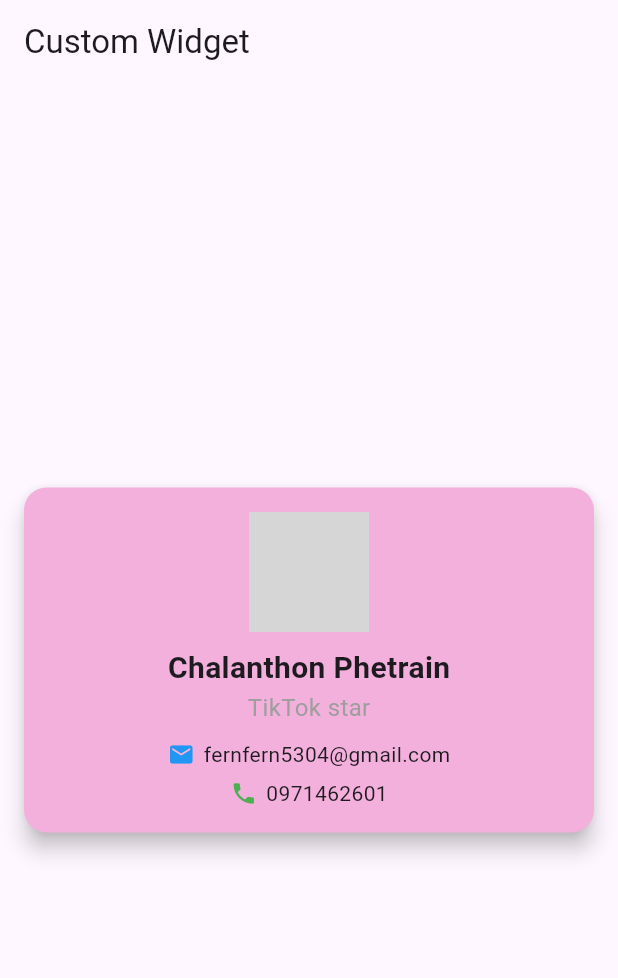
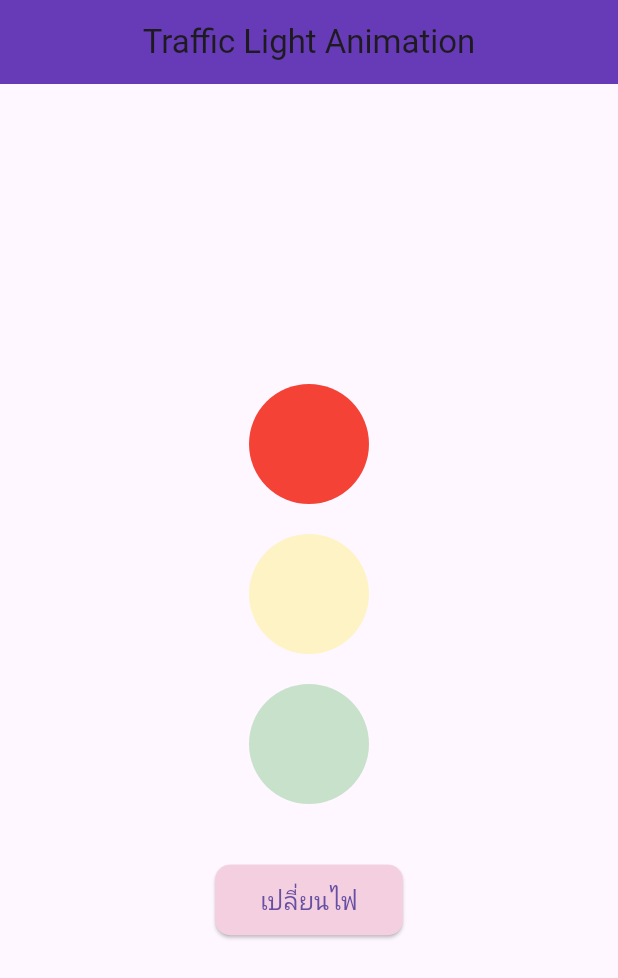
Before and after one commit to fernna2001/firstapp1, a Flutter app: the screen it shows after launch, on a phone screen of 412 x 824 dp. Shown: the top 978 px of the screen. Run offline on Flutter 3.47's test engine with Material 3 defaults, Android fonts, the light colour scheme and no system bars; grey boxes are pictures that could not be loaded.

Commit message:
traffic_light

```diff
--- a/lib/main.dart
+++ b/lib/main.dart
@@ -1,5 +1,5 @@
 import 'package:flutter/material.dart';
-import 'package:firstapp1/page/simple_custom_widget.dart';
+import 'package:firstapp1/page/traffic_light.dart';
 
 void main() {
   runApp(const MyApp());
@@ -11,8 +11,8 @@ class MyApp extends StatelessWidget {
   @override
   Widget build(BuildContext context) {
     return const MaterialApp(
+      home: TrafficLight(),
       debugShowCheckedModeBanner: false,
-      home: SimpleCustomWidget(),
     );
   }
 }
--- /dev/null
+++ b/lib/page/traffic_light.dart
@@ -0,0 +1,92 @@
+import 'package:flutter/material.dart';
+
+class TrafficLight extends StatefulWidget {
+  const TrafficLight({super.key});
+
+  @override
+  State<TrafficLight> createState() => _TrafficLightState();
+}
+
+class _TrafficLightState extends State<TrafficLight> {
+  int _currentLight = 0;
+
+  void _changeLight() {
+    setState(() {
+      _currentLight = (_currentLight + 1) % 3;
+    });
+  }
+
+  @override
+  Widget build(BuildContext context) {
+    return Scaffold(
+      appBar: AppBar(
+        title: const Text('Traffic Light Animation'),
+        backgroundColor: Colors.deepPurple,
+        centerTitle: true,
+      ),
+      body: Center(
+        child: Column(
+          mainAxisAlignment: MainAxisAlignment.center,
+          children: [
+            AnimatedOpacity(
+              opacity: _currentLight == 0 ? 1.0 : 0.3,
+              duration: const Duration(milliseconds: 600),
+              child: Container(
+                width: 80,
+                height: 80,
+                decoration: const BoxDecoration(
+                  color: Colors.red,
+                  shape: BoxShape.circle,
+                ),
+              ),
+            ),
+            const SizedBox(height: 20),
+
+            AnimatedOpacity(
+              opacity: _currentLight == 1 ? 1.0 : 0.3,
+              duration: const Duration(milliseconds: 600),
+              child: Container(
+                width: 80,
+                height: 80,
+                decoration: const BoxDecoration(
+                  color: Colors.yellow,
+                  shape: BoxShape.circle,
+                ),
+              ),
+            ),
+            const SizedBox(height: 20),
+
+            AnimatedOpacity(
+              opacity: _currentLight == 2 ? 1.0 : 0.3,
+              duration: const Duration(milliseconds: 600),
+              child: Container(
+                width: 80,
+                height: 80,
+                decoration: const BoxDecoration(
+                  color: Colors.green,
+                  shape: BoxShape.circle,
+                ),
+              ),
+            ),
+            const SizedBox(height: 40),
+
+            ElevatedButton(
+              onPressed: _changeLight,
+              style: ElevatedButton.styleFrom(
+                backgroundColor: const Color.fromARGB(255, 244, 207, 223),
+                padding: const EdgeInsets.symmetric(
+                  horizontal: 30,
+                  vertical: 12,
+                ),
+                shape: RoundedRectangleBorder(
+                  borderRadius: BorderRadius.circular(10),
+                ),
+              ),
+              child: const Text('เปลี่ยนไฟ', style: TextStyle(fontSize: 16)),
+            ),
+          ],
+        ),
+      ),
+    );
+  }
+}
```
